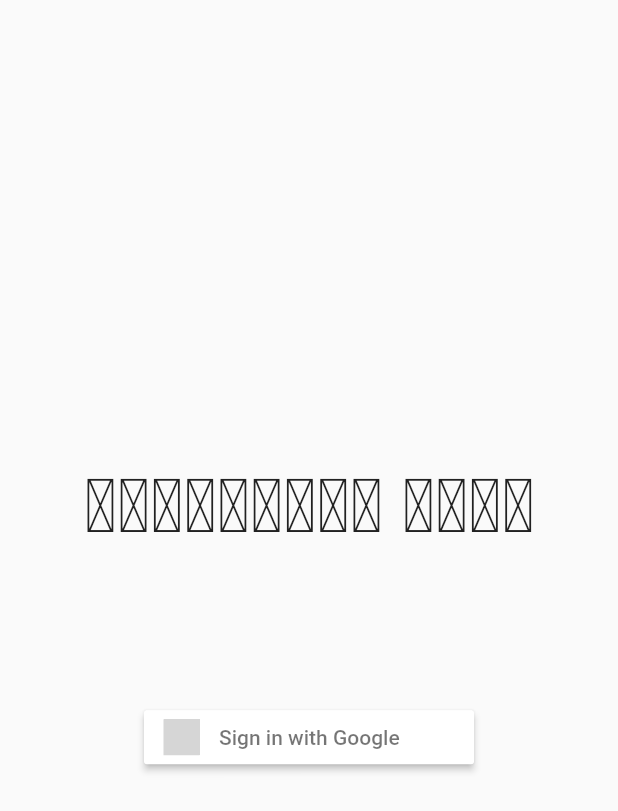
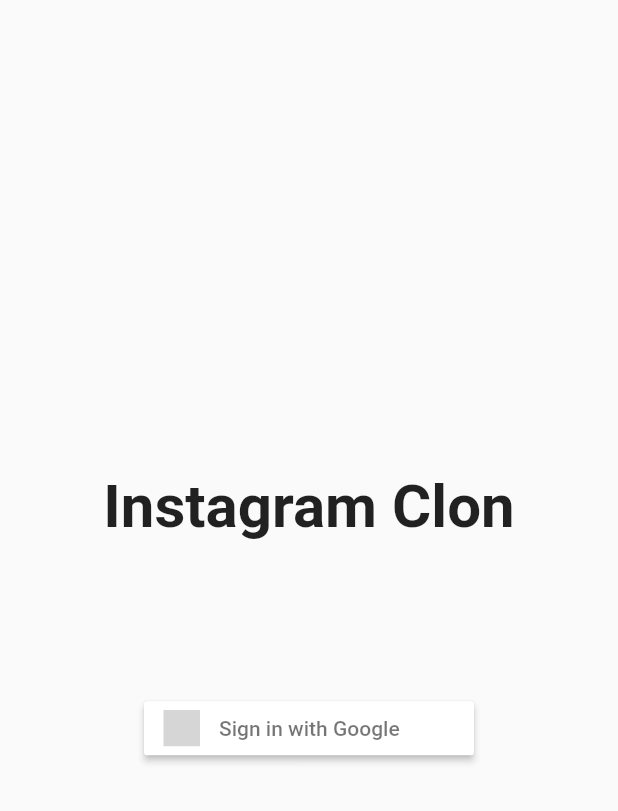
Before and after one commit to junsuk5/flutter_insta_clon, a Flutter app: the screen it shows after launch, on a phone screen of 412 x 824 dp. Shown: the top 811 px of the screen. Run offline on Flutter 3.47's test engine with Material 2 defaults, Android fonts, the phone set to English and light mode, and no system bars; our stand-ins replace cloud_firestore, firebase_auth, firebase_storage, flutter_signin_button, google_sign_in, image_picker; accounts and stored records are empty; grey boxes are pictures that could not be loaded.

Commit message:
Instagram 폰트 원래대로

```diff
--- a/lib/home_page.dart
+++ b/lib/home_page.dart
@@ -18,7 +18,7 @@ class _HomePageState extends State<HomePage> {
       appBar: AppBar(
         backgroundColor: Colors.white,
         title: Text(
-          '𝔦𝔫𝔰𝔱𝔞𝔤𝔯𝔞𝔪 𝔠𝔩𝔬𝔫',
+          'Instagram Clon',
           style: TextStyle(color: Colors.black, fontWeight: FontWeight.bold),
         ),
       ),
@@ -29,6 +29,8 @@ class _HomePageState extends State<HomePage> {
   Widget _buildBody() {
     return Padding(
       padding: const EdgeInsets.all(8.0),
+      child: SafeArea(
+        child: SingleChildScrollView(
           child: Center(
             child: Column(
               mainAxisAlignment: MainAxisAlignment.center,
@@ -112,6 +114,8 @@ class _HomePageState extends State<HomePage> {
               ],
             ),
           ),
+        ),
+      ),
     );
   }
 }
--- a/lib/login_page.dart
+++ b/lib/login_page.dart
@@ -23,8 +23,8 @@ class _LoginPageState extends State<LoginPage> {
           mainAxisAlignment: MainAxisAlignment.center,
           children: <Widget>[
             Text(
-              '𝔦𝔫𝔰𝔱𝔞𝔤𝔯𝔞𝔪 𝔠𝔩𝔬𝔫',
-              style: TextStyle(fontSize: 50.0, fontWeight: FontWeight.bold),
+              'Instagram Clon',
+              style: TextStyle(fontSize: 40.0, fontWeight: FontWeight.bold),
             ),
             Container(
               margin: EdgeInsets.all(50.0),
```
Lines whose indentation alone changed are shown as unchanged.
